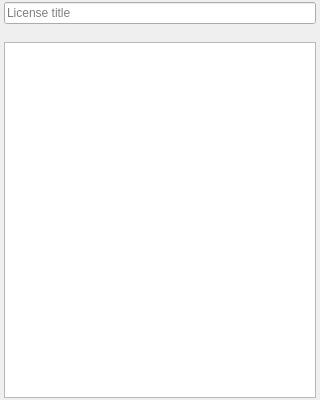
The window that packages/rehuco-agent/src/rehuco_agent/documents/license_panel.ui (borco/rehuco) describes before a commit, drawn with Qt 5.
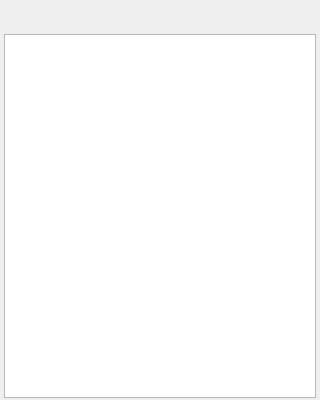
The same window after the commit. The open tabs and pages were chosen to show the change. Custom widgets are drawn as their Qt base class.

```diff
--- a/packages/rehuco-agent/src/rehuco_agent/documents/license_panel.ui
+++ b/packages/rehuco-agent/src/rehuco_agent/documents/license_panel.ui
@@ -27,7 +27,6 @@
     <number>2</number>
    </property>
    <item>
-    <widget class="QStackedWidget" name="title_stack">
      <widget class="ElidedLabel" name="title_label">
       <property name="font">
        <font>
@@ -35,12 +34,6 @@
        </font>
       </property>
      </widget>
-     <widget class="QLineEdit" name="title_edit">
-      <property name="placeholderText">
-       <string>License title</string>
-      </property>
-     </widget>
-    </widget>
    </item>
    <item>
     <widget class="QLabel" name="info_label">
```
Left out of the diff: 2 changed lines with no effect on the pictures. Lines whose indentation alone changed are shown as unchanged.
